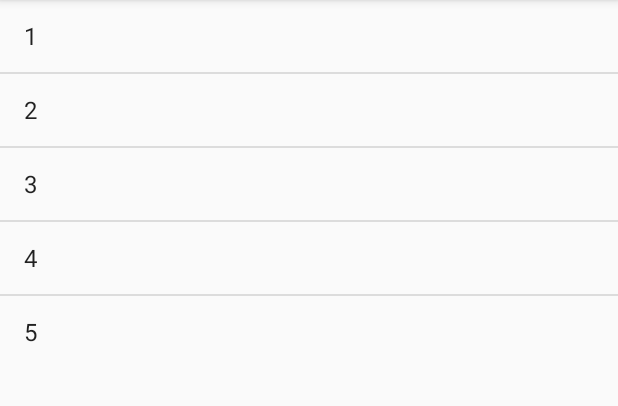
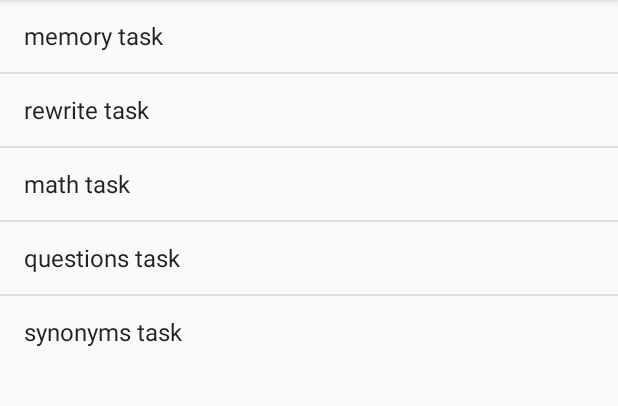
Before and after one commit to rulaYounis/RulaYounisFinal, an Android app: the ChooseAccountActivity screen opened directly, with no data from a screen before it, on a phone screen of 412 x 824 dp, the part 84-490 px from its top. Run offline under Robolectric (Android 15) with nearby library versions, the phone set to English and light mode, and no system bars.

Commit message:
changed the names of the tasks

```diff
--- a/app/src/main/AndroidManifest.xml
+++ b/app/src/main/AndroidManifest.xml
@@ -2,7 +2,7 @@
 <manifest xmlns:android="http://schemas.android.com/apk/res/android"
     package="com.example.user.rulayounis">
 
-    <uses-permission android:name="android.permission.WRITE_EXTERNAL_STORAGE"/>
+    <uses-permission android:name="android.permission.WRITE_EXTERNAL_STORAGE" />
 
     <application
         android:allowBackup="true"
@@ -28,7 +28,8 @@
         <activity android:name=".AllTasksActivity" />
         <activity android:name=".FireActivity" />
         <activity android:name=".AllAlarmsActivity" />
-        <activity android:name=".SharedActivity"></activity>
+        <activity android:name=".SharedActivity" />
+        <activity android:name=".RewriteActivity"></activity>
     </application>
 
 </manifest>
--- a/app/src/main/java/com/example/user/rulayounis/ChooseAccountActivity.java
+++ b/app/src/main/java/com/example/user/rulayounis/ChooseAccountActivity.java
@@ -23,11 +23,11 @@ public class ChooseAccountActivity extends AppCompatActivity implements AdapterV
 
         a = (Alarm) getIntent().getSerializableExtra("alarm");
 
-        arrayList.add("1");
-        arrayList.add("2");
-        arrayList.add("3");
-        arrayList.add("4");
-        arrayList.add("5");
+        arrayList.add("memory task");
+        arrayList.add("rewrite task");
+        arrayList.add("math task");
+        arrayList.add("questions task");
+        arrayList.add("synonyms task");
         arrayAdapter= new ArrayAdapter<String>(this,android.R.layout.simple_list_item_1,arrayList);
         lvAccounts.setAdapter(arrayAdapter);
 
```
Also changed, not shown: app/src/main/java/com/example/user/rulayounis/RewriteActivity.java (added, +13 -0 lines), app/src/main/res/layout/activity_rewrite.xml (added, +9 -0 lines).
